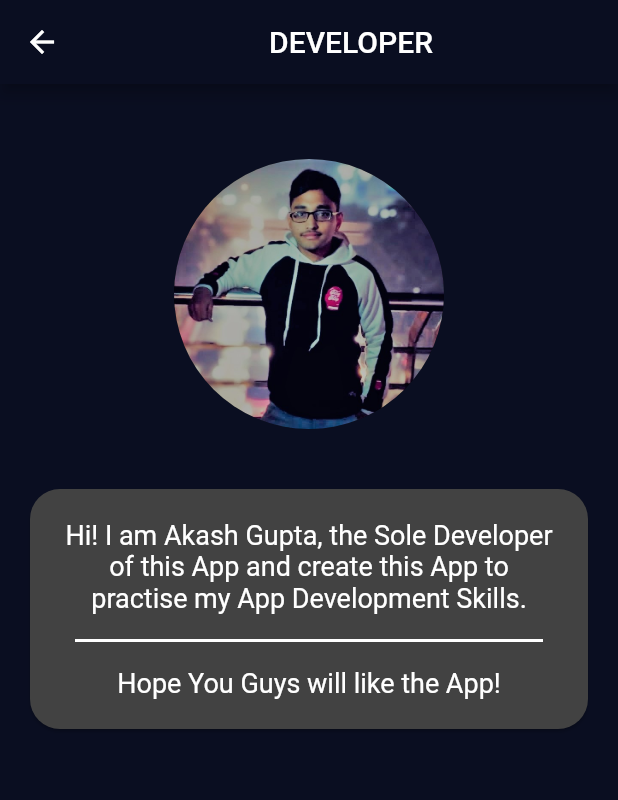
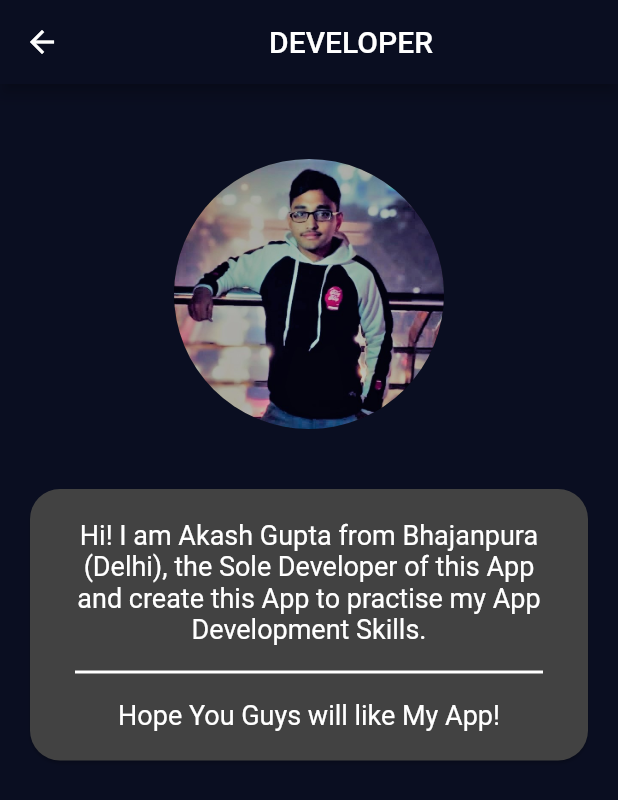
Before and after one commit to Akash-Gupta-2000/bmiCalculator, a Flutter app: the screen it shows after launch, in the side drawer, after a tap on "Developer", on a phone screen of 412 x 824 dp. Shown: the top 800 px of the screen. Run offline on Flutter 3.47's test engine with Material 2 defaults, Android fonts, the phone set to English and light mode, and no system bars; our stand-ins replace font_awesome_flutter.

Commit message:
Update developer.dart

```diff
--- a/lib/drawer/developer.dart
+++ b/lib/drawer/developer.dart
@@ -35,7 +35,7 @@ class _DeveloperState extends State<Developer> {
               child: Column(
                 children: <Widget>[
                   Text(
-                    'Hi! I am Akash Gupta, the Sole Developer of this App and create this App to practise my App Development Skills.',
+                    'Hi! I am Akash Gupta from Bhajanpura (Delhi), the Sole Developer of this App and create this App to practise my App Development Skills.',
                     style: kLabelTextStyle.copyWith(color: Colors.white),
                     textAlign: TextAlign.center,
                   ),
@@ -47,7 +47,7 @@ class _DeveloperState extends State<Developer> {
                     ),
                   ),
                   Text(
-                    'Hope You Guys will like the App!',
+                    'Hope You Guys will like My App!',
                     style: kLabelTextStyle.copyWith(color: Colors.white),
                   )
                 ],
```
